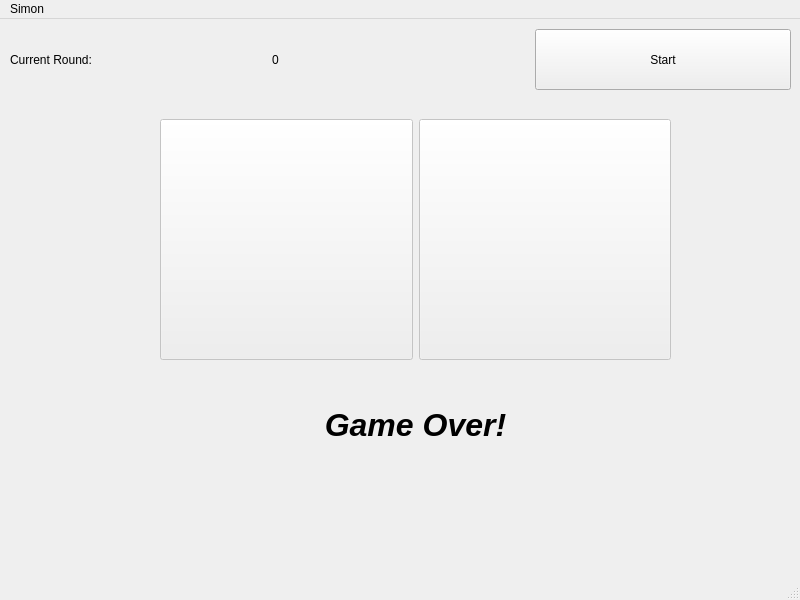
The window that mainwindow.ui (University-of-Utah-CS3505/a6-simon-f24-birdy117) describes before a commit, drawn with Qt 5.
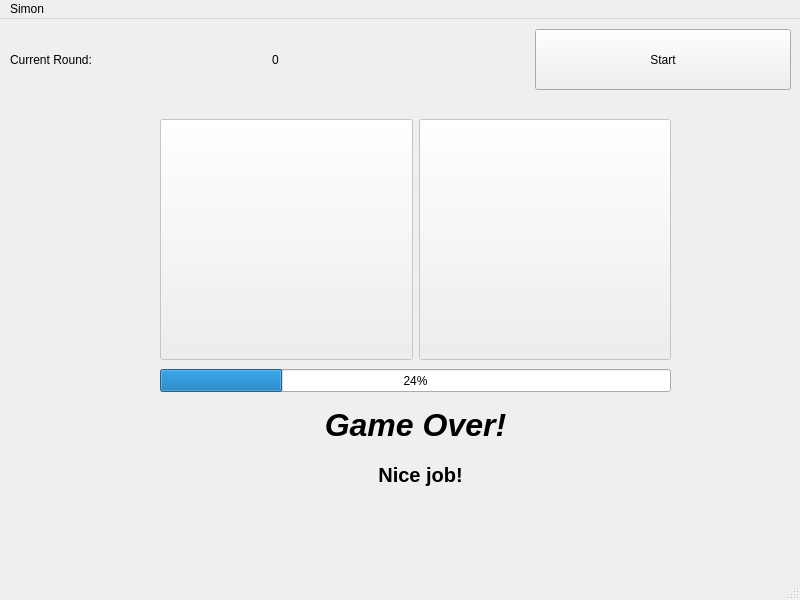
The same window after the commit.

What changed in the file:
```diff
--- a/mainwindow.ui
+++ b/mainwindow.ui
@@ -50,16 +50,16 @@
      </rect>
     </property>
     <layout class="QHBoxLayout" name="horizontalLayout">
-     <item>
-      <widget class="QLabel" name="roundCounter">
-       <property name="text">
-        <string>Current Round: </string>
-       </property>
-      </widget>
-     </item>
      <item>
       <widget class="QLabel" name="roundLabel">
        <property name="text">
+        <string>Current Round: </string>
+       </property>
+      </widget>
+     </item>
+     <item>
+      <widget class="QLabel" name="roundCounter">
+       <property name="text">
         <string>0</string>
        </property>
       </widget>
@@ -135,6 +135,41 @@
      </item>
     </layout>
    </widget>
+   <widget class="QProgressBar" name="progressBar">
+    <property name="geometry">
+     <rect>
+      <x>160</x>
+      <y>350</y>
+      <width>511</width>
+      <height>23</height>
+     </rect>
+    </property>
+    <property name="value">
+     <number>24</number>
+    </property>
+   </widget>
+   <widget class="QLabel" name="winLabel">
+    <property name="geometry">
+     <rect>
+      <x>320</x>
+      <y>430</y>
+      <width>201</width>
+      <height>51</height>
+     </rect>
+    </property>
+    <property name="font">
+     <font>
+      <pointsize>15</pointsize>
+      <bold>true</bold>
+     </font>
+    </property>
+    <property name="text">
+     <string>Nice job!</string>
+    </property>
+    <property name="alignment">
+     <set>Qt::AlignmentFlag::AlignCenter</set>
+    </property>
+   </widget>
   </widget>
   <widget class="QMenuBar" name="menubar">
    <property name="geometry">
```
